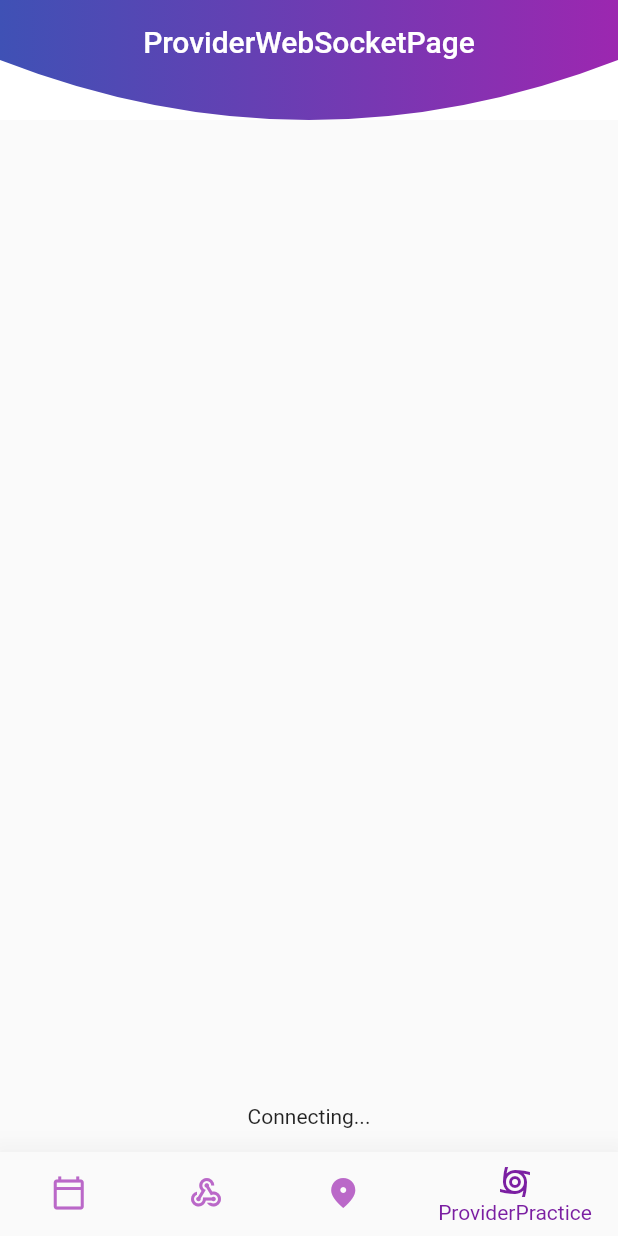
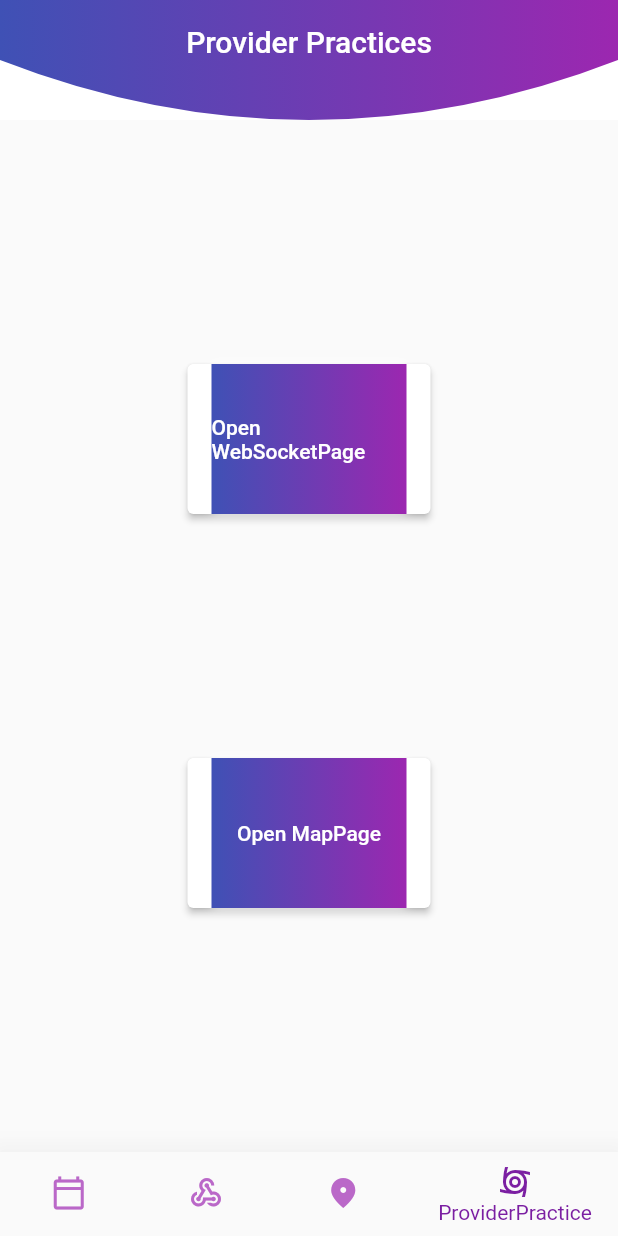
Before and after one commit to ViswajethTSR/todo_app_ui, a Flutter app: the screen it shows after launch, item 4 of the bottom bar chosen, on a phone screen of 412 x 824 dp. Run offline on Flutter 3.47's test engine with Material 2 defaults, Android fonts, the light colour scheme and no system bars; our stand-ins replace google_maps_flutter; network calls fail.

Commit message:
Pages has been modified according the provider concept

```diff
--- a/lib/app_provider/provider_practices.dart
+++ b/lib/app_provider/provider_practices.dart
@@ -3,7 +3,7 @@ import 'package:flutter/material.dart';
 class ProviderPractices extends ChangeNotifier {
   double _latitude = 21.1458;
   double _longitude = 79.0882;
-  final List<String> messages = [];
+  late List<String> messages = [];
   double get latitude => _latitude;
   double get longitude => _longitude;
 
--- a/lib/main.dart
+++ b/lib/main.dart
@@ -2,7 +2,8 @@ import 'package:flutter/material.dart';
 import 'package:provider/provider.dart';
 import 'package:viswa_todo_app/app_provider/provider_practices.dart';
 import 'package:viswa_todo_app/screens/map_screen.dart';
-import 'package:viswa_todo_app/screens/provider_websocket_page.dart';
+import 'package:viswa_todo_app/screens/provider_practices_page.dart';
+import 'package:viswa_todo_app/provider_screens/provider_websocket_page.dart';
 import 'package:viswa_todo_app/screens/todo.dart';
 import 'package:viswa_todo_app/screens/web_socket.dart';
 
@@ -43,6 +44,7 @@ class _MainAppState extends State<MainApp> {
     WebSocket(),
     MapPage(),
     ProviderPracticesPage(),
+    ProviderWebSocketPage(),
   ];
   @override
   Widget build(BuildContext context) {
--- a/lib/screens/provider_websocket_page.dart
+++ b/lib/provider_screens/provider_websocket_page.dart
@@ -9,12 +9,12 @@ import 'package:viswa_todo_app/screens/web_socket.dart';
 import 'package:web_socket_channel/io.dart';
 import 'package:web_socket_channel/web_socket_channel.dart';
 
-class ProviderPracticesPage extends StatefulWidget {
+class ProviderWebSocketPage extends StatefulWidget {
   @override
-  _ProviderPracticesPageState createState() => _ProviderPracticesPageState();
+  _ProviderWebSocketPageState createState() => _ProviderWebSocketPageState();
 }
 
-class _ProviderPracticesPageState extends State<ProviderPracticesPage> {
+class _ProviderWebSocketPageState extends State<ProviderWebSocketPage> {
   final WebSocketChannel channel = IOWebSocketChannel.connect('ws://$wsIP:$wsPORT');
 
   @override
@@ -22,6 +22,7 @@ class _ProviderPracticesPageState extends State<ProviderPracticesPage> {
     super.initState();
 
     final locationProvider = Provider.of<ProviderPractices>(context, listen: false);
+    locationProvider.messages = [];
     channel.stream.listen((data) {
       try {
         Map<String, dynamic> location = jsonDecode(data);
--- /dev/null
+++ b/lib/screens/provider_practices_page.dart
@@ -0,0 +1,66 @@
+import 'package:flutter/material.dart';
+import 'package:viswa_todo_app/custom_designs/custom_app_bar.dart';
+import 'package:viswa_todo_app/provider_screens/provider_websocket_page.dart';
+
+import '../provider_screens/provider_map_page.dart';
+
+class ProviderPracticesPage extends StatefulWidget {
+  const ProviderPracticesPage({super.key});
+
+  @override
+  State<ProviderPracticesPage> createState() => _ProviderPracticesPageState();
+}
+
+class _ProviderPracticesPageState extends State<ProviderPracticesPage> {
+  @override
+  Widget build(BuildContext context) {
+    return Scaffold(
+      appBar: buildAppBar("Provider Practices"),
+      body: Center(
+        child: Column(
+          mainAxisAlignment: MainAxisAlignment.spaceEvenly,
+          children: [
+            buildNavigationPageButton(context, ProviderWebSocketPage(), 'Open WebSocketPage'),
+            buildNavigationPageButton(context, ProviderMapPage(), 'Open MapPage'),
+          ],
+        ),
+      ),
+    );
+  }
+
+  Widget buildNavigationPageButton(BuildContext context, Widget pageName, String title) {
+    return ElevatedButton(
+      style: ElevatedButton.styleFrom(backgroundColor: Colors.white),
+      onPressed: () {
+        Navigator.push(
+          context,
+          MaterialPageRoute(
+            builder: (context) => pageName,
+          ),
+        );
+      },
+      child: Container(
+        height: 100,
+        width: 130,
+        decoration: BoxDecoration(
+            color: Colors.white,
+            gradient: LinearGradient(
+              colors: [Colors.indigo, Colors.purple],
+            ),
+            boxShadow: [
+              BoxShadow(
+                color: Colors.white,
+                blurStyle: BlurStyle.normal,
+                blurRadius: 5,
+              )
+            ]),
+        child: Center(
+          child: Text(
+            title,
+            style: TextStyle(color: Colors.white),
+          ),
+        ),
+      ),
+    );
+  }
+}
```
Also changed, not shown: lib/provider_screens/provider_map_page.dart (added, +16 -0 lines).
